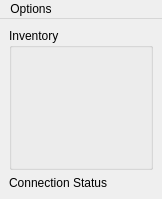
Above: randovania/gui/ui_files/auto_tracker_window.ui from randovania/randovania before the change. Below: the same form after it.
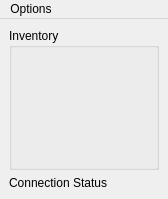
That is the form after the change.

The edit to the form file:
```diff
--- a/randovania/gui/ui_files/auto_tracker_window.ui
+++ b/randovania/gui/ui_files/auto_tracker_window.ui
@@ -6,7 +6,7 @@
    <rect>
     <x>0</x>
     <y>0</y>
-    <width>162</width>
+    <width>168</width>
     <height>199</height>
    </rect>
   </property>
@@ -50,8 +50,8 @@
     <rect>
      <x>0</x>
      <y>0</y>
-     <width>162</width>
-     <height>22</height>
+     <width>168</width>
+     <height>17</height>
     </rect>
    </property>
    <widget class="QMenu" name="menu_options">
```
